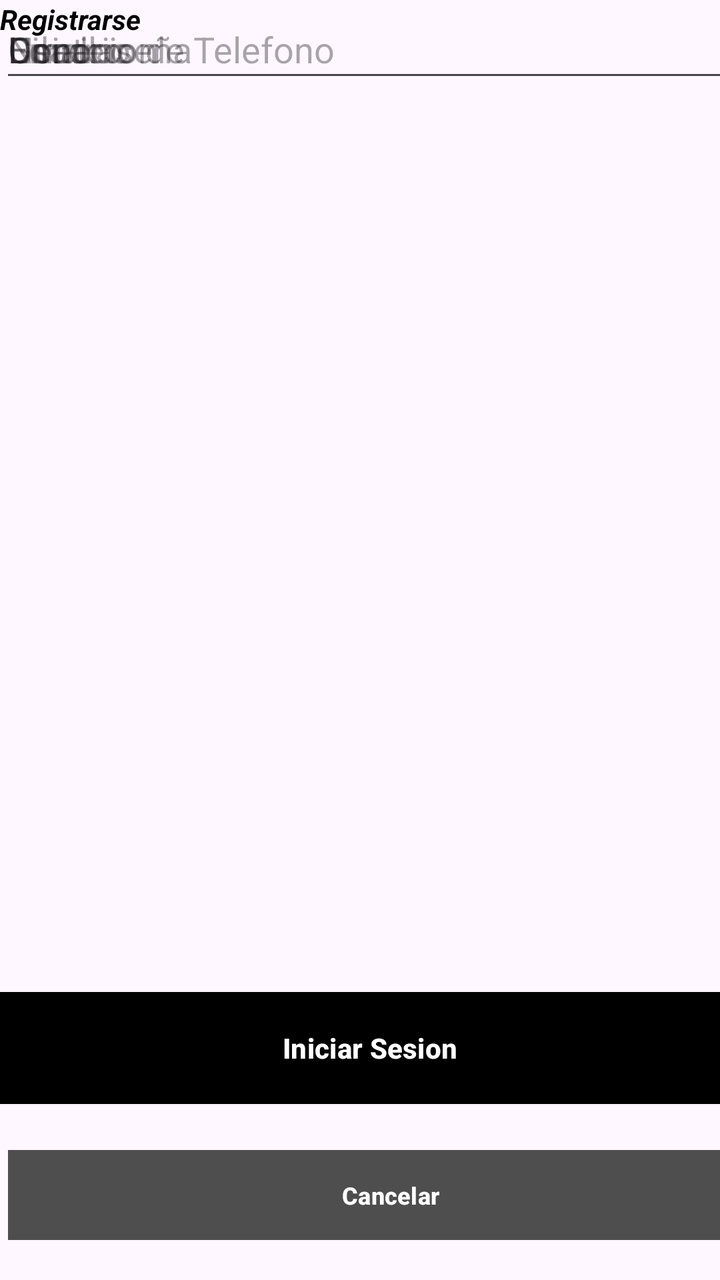
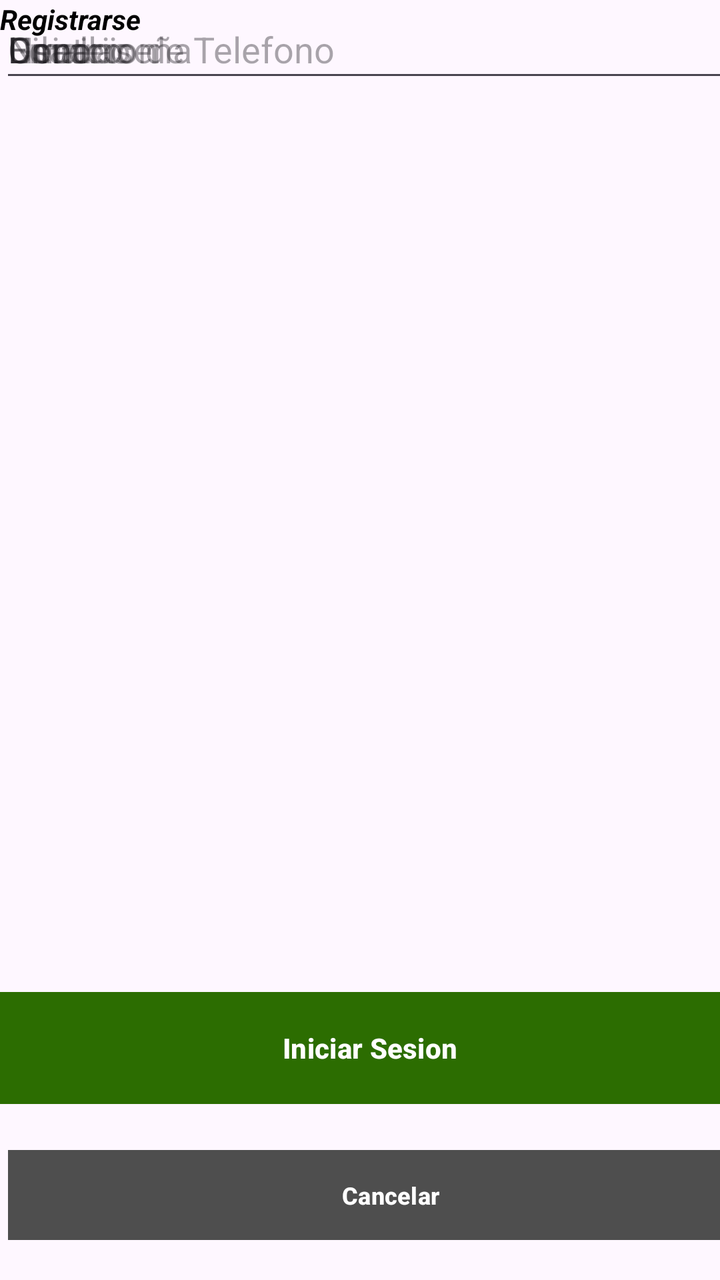

The first picture is an Android layout as it rendered before a commit; the second is the same layout after the commit. The layout source and the unified diff follow.
<!-- AndroidManifest.xml: application theme Theme.MobilesVC -->
<!-- res/layout/register_view.xml -->
<?xml version="1.0" encoding="utf-8"?>
<androidx.constraintlayout.widget.ConstraintLayout xmlns:android="http://schemas.android.com/apk/res/android"
    xmlns:app="http://schemas.android.com/apk/res-auto"
    xmlns:tools="http://schemas.android.com/tools"
    android:layout_width="match_parent"
    android:layout_height="match_parent">

    <com.google.android.material.textfield.TextInputEditText
        android:id="@+id/vGeneroRegister"
        android:layout_width="364dp"
        android:layout_height="46dp"
        android:hint="Genero"
        tools:layout_editor_absoluteX="16dp"
        tools:layout_editor_absoluteY="452dp" />

    <com.google.android.material.textfield.TextInputEditText
        android:id="@+id/vEdadRegister"
        android:layout_width="364dp"
        android:layout_height="46dp"
        android:hint="Edad"
        tools:layout_editor_absoluteX="16dp"
        tools:layout_editor_absoluteY="511dp" />

    <com.google.android.material.textfield.TextInputEditText
        android:id="@+id/vDniRegister"
        android:layout_width="364dp"
        android:layout_height="46dp"
        android:hint="Dni"
        tools:layout_editor_absoluteX="16dp"
        tools:layout_editor_absoluteY="395dp" />

    <Button
        android:id="@+id/vVolverRegister"
        android:layout_width="383dp"
        android:layout_height="53dp"
        android:layout_marginHorizontal="24dp"
        android:layout_marginTop="8dp"
        android:layout_marginBottom="16dp"
        android:backgroundTint="#4E4E4E"
        android:paddingVertical="10dp"
        android:text="Cancelar"
        android:textSize="12sp"
        android:textStyle="bold"
        android:visibility="visible"
        app:cornerRadius="@dimen/item_transform_image_length"
        app:layout_constraintBottom_toBottomOf="parent"
        app:layout_constraintEnd_toEndOf="parent"
        app:layout_constraintHorizontal_bias="0.285"
        app:layout_constraintStart_toStartOf="parent"
        app:layout_constraintTop_toBottomOf="@+id/btIniciarSesion" />

    <Button
        android:id="@+id/vCrearUsuario"
        android:layout_width="387dp"
        android:layout_height="64dp"
        android:layout_marginTop="48dp"
        android:layout_marginBottom="84dp"
        android:backgroundTint="@color/primary"
        android:paddingVertical="14dp"
        android:text="Iniciar Sesion"
        android:textStyle="bold"
        app:cornerRadius="@dimen/item_transform_image_length"
        app:layout_constraintBottom_toBottomOf="parent"
        app:layout_constraintEnd_toEndOf="parent"
        app:layout_constraintHorizontal_bias="0.333"
        app:layout_constraintStart_toStartOf="parent"
        app:layout_constraintTop_toBottomOf="@+id/etClave" />

    <com.google.android.material.textfield.TextInputEditText
        android:id="@+id/vEmailRegister"
        android:layout_width="364dp"
        android:layout_height="46dp"
        android:hint="Email"
        tools:layout_editor_absoluteX="16dp"
        tools:layout_editor_absoluteY="342dp" />

    <com.google.android.material.textfield.TextInputEditText
        android:id="@+id/vTelefonoRegister"
        android:layout_width="364dp"
        android:layout_height="46dp"
        android:hint="Numero de Telefono"
        tools:layout_editor_absoluteX="16dp"
        tools:layout_editor_absoluteY="289dp" />

    <com.google.android.material.textfield.TextInputEditText
        android:id="@+id/vDireccionRegister"
        android:layout_width="364dp"
        android:layout_height="46dp"
        android:hint="Direccion"
        tools:layout_editor_absoluteX="16dp"
        tools:layout_editor_absoluteY="231dp" />

    <com.google.android.material.textfield.TextInputEditText
        android:id="@+id/vPasswordRegister"
        android:layout_width="364dp"
        android:layout_height="46dp"
        android:hint="Contraseña"
        tools:layout_editor_absoluteX="16dp"
        tools:layout_editor_absoluteY="173dp" />

    <com.google.android.material.textfield.TextInputEditText
        android:id="@+id/vNombreRegister"
        android:layout_width="364dp"
        android:layout_height="46dp"
        android:hint="Usuario"
        tools:layout_editor_absoluteX="16dp"
        tools:layout_editor_absoluteY="118dp" />

    <TextView
        android:id="@+id/textView3"
        android:layout_width="wrap_content"
        android:layout_height="wrap_content"
        android:fontFamily="sans-serif"
        android:text="Registrarse"
        android:textColor="#000000"
        android:textStyle="bold|italic"
        tools:layout_editor_absoluteX="140dp"
        tools:layout_editor_absoluteY="42dp"
        tools:textSize="26sp" />
</androidx.constraintlayout.widget.ConstraintLayout>
<!-- resources referenced by this layout -->
<resources>
  <style name="Theme.MobilesVC" parent="Base.Theme.MobilesVC" />
  <style name="Base.Theme.MobilesVC" parent="Theme.Material3.DayNight.NoActionBar">
          
          
      </style>
</resources>

<!-- the commit's change to res/layout/register_view.xml (unified diff, before → after) -->
@@ -55,7 +55,7 @@
         android:layout_height="64dp"
         android:layout_marginTop="48dp"
         android:layout_marginBottom="84dp"
-        android:backgroundTint="@color/primary"
+        android:backgroundTint="#2C6D01"
         android:paddingVertical="14dp"
         android:text="Iniciar Sesion"
         android:textStyle="bold"
